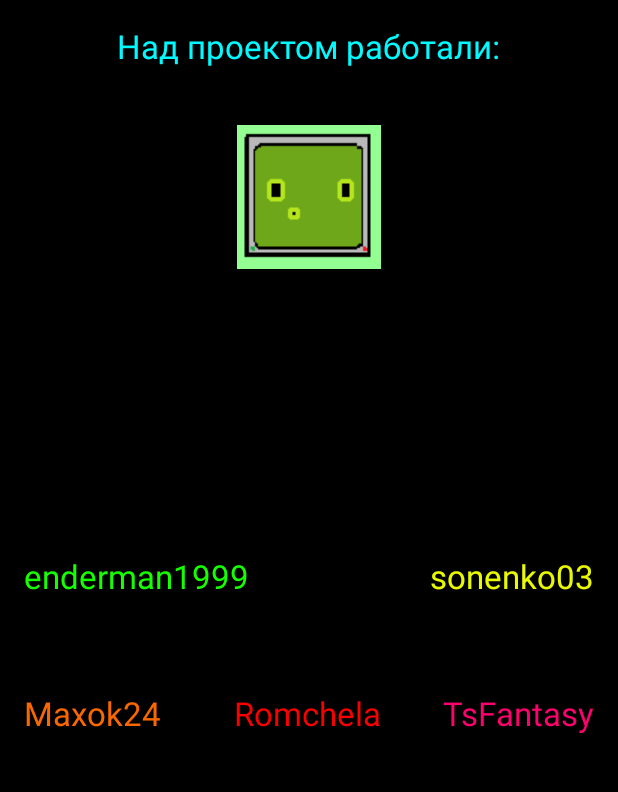
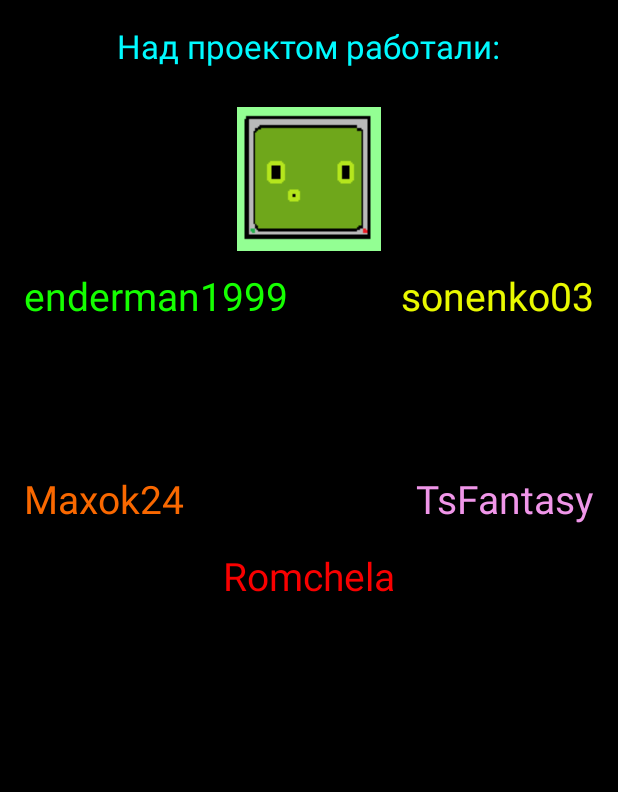
Before and after one commit to AppCampSiberia/ChatBot, an Android app: the screen it shows after launch (About), after a tap on "ABOUT", on a phone screen of 412 x 824 dp, the part 84-876 px from its top. Run offline under Robolectric (Android 15) with nearby library versions, the phone set to English and light mode, and no system bars.

Commit message:
3/5 Темы

```diff
--- a/app/build.gradle
+++ b/app/build.gradle
@@ -23,4 +23,5 @@ dependencies {
     compile fileTree(dir: 'libs', include: ['*.jar'])
     testCompile 'junit:junit:4.12'
     compile 'com.android.support:appcompat-v7:23.4.0'
+    compile 'com.google.android.gms:play-services-appindexing:8.1.0'
 }
--- a/app/src/main/AndroidManifest.xml
+++ b/app/src/main/AndroidManifest.xml
@@ -16,7 +16,11 @@
             </intent-filter>
         </activity>
         <activity android:name=".About" />
-        <activity android:name=".Settings"></activity>
+        <activity android:name=".Settings" /><!-- ATTENTION: This was auto-generated to add Google Play services to your project for
+     App Indexing.  See https://g.co/AppIndexing/AndroidStudio for more information. -->
+        <meta-data
+            android:name="com.google.android.gms.version"
+            android:value="@integer/google_play_services_version" />
     </application>
 
 </manifest>
--- a/app/src/main/java/ru/appcampsiberia/chatbot/About.java
+++ b/app/src/main/java/ru/appcampsiberia/chatbot/About.java
@@ -8,7 +8,7 @@ import android.widget.Button;
 
 public class About extends AppCompatActivity {
 
-    Button buttonBack;
+
 
     @Override
     protected void onCreate(Bundle savedInstanceState) {
--- a/app/src/main/java/ru/appcampsiberia/chatbot/MainActivity.java
+++ b/app/src/main/java/ru/appcampsiberia/chatbot/MainActivity.java
@@ -2,7 +2,9 @@ package ru.appcampsiberia.chatbot;
 
 import android.app.Activity;
 import android.content.Intent;
+import android.content.SharedPreferences;
 import android.graphics.Color;
+import android.net.Uri;
 import android.support.v7.app.AppCompatActivity;
 import android.os.Bundle;
 import android.text.Editable;
@@ -15,8 +17,13 @@ import android.view.inputmethod.InputMethodManager;
 import android.widget.Button;
 import android.widget.EditText;
 import android.widget.LinearLayout;
+import android.widget.RelativeLayout;
 import android.widget.ScrollView;
 import android.widget.TextView;
+
+import com.google.android.gms.appindexing.Action;
+import com.google.android.gms.appindexing.AppIndex;
+import com.google.android.gms.common.api.GoogleApiClient;
 
 import java.io.IOException;
 import java.io.InputStream;
@@ -31,7 +38,7 @@ import java.util.concurrent.TimeUnit;
 public class MainActivity extends AppCompatActivity {
 
     String punctuations = "`~!@#$%^&*()_+{}|:\"<>?-=[];'./,";
-    ArrayList< ArrayList<String> > basicAns = new ArrayList<>();
+    ArrayList<ArrayList<String>> basicAns = new ArrayList<>();
     LinearLayout mainLayout;
     EditText messageField;
     Button submit;
@@ -39,19 +46,61 @@ public class MainActivity extends AppCompatActivity {
     int marTextLR = 13;
     int marTextTB = 6;
     ScrollView scrollView;
-    ArrayList <String> basicQue = new ArrayList<>();
-    ArrayList <String> randomAns = new ArrayList<>();
-    ArrayList <String> unknownQue = new ArrayList<>();
+    ArrayList<String> basicQue = new ArrayList<>();
+    ArrayList<String> randomAns = new ArrayList<>();
+    ArrayList<String> unknownQue = new ArrayList<>();
     Button buttonAbout;
     Button buttonSet;
+    RelativeLayout relativeLayout;
 
     boolean waitingAnswer = false;
     String curQue;
 
     @Override
+    protected void onResume() {
+        super.onResume();
+        SharedPreferences p = getSharedPreferences("color_background", MODE_PRIVATE);
+        String c = p.getString("color_background","#cfffaf" );
+        relativeLayout.setBackgroundColor(Color.parseColor(c));
+
+        p = getSharedPreferences("color_mesfield", MODE_PRIVATE);
+        c = p.getString("color_mesfield","#f3ff7a" );
+        messageField.setBackgroundColor(Color.parseColor(c));
+
+        p = getSharedPreferences("color_buttonSet", MODE_PRIVATE);
+        c = p.getString("color_buttonSet","#b7d2ff" );
+        buttonSet.setBackgroundColor(Color.parseColor(c));
+
+        p = getSharedPreferences("color_buttonAbout", MODE_PRIVATE);
+        c = p.getString("color_buttonAbout","#b7d2ff" );
+        buttonAbout.setBackgroundColor(Color.parseColor(c));
+
+        p = getSharedPreferences("color_buttonAbout2", MODE_PRIVATE);
+        c = p.getString("color_buttonAbout2","#000000" );
+        buttonAbout.setTextColor(Color.parseColor(c));
+
+        p = getSharedPreferences("color_buttonSet2", MODE_PRIVATE);
+        c = p.getString("color_buttonSet2","#000000" );
+        buttonSet.setTextColor(Color.parseColor(c));
+
+        p = getSharedPreferences("color_buttonsubmit2", MODE_PRIVATE);
+        c = p.getString("color_buttonsubmit2","#000000" );
+        submit.setTextColor(Color.parseColor(c));
+
+        p = getSharedPreferences("color_buttonsubmit", MODE_PRIVATE);
+        c = p.getString("color_buttonsubmit","#b7d2ff" );
+        submit.setBackgroundColor(Color.parseColor(c));
+
+
+
+    }
+
+    @Override
     protected void onCreate(Bundle savedInstanceState) {
         super.onCreate(savedInstanceState);
         setContentView(R.layout.activity_main);
+
+        relativeLayout = (RelativeLayout) findViewById(R.id.RelativeLayout);
 
 
         messageField = (EditText) findViewById(R.id.messageField);
@@ -107,7 +156,7 @@ public class MainActivity extends AppCompatActivity {
                 mes.setBackgroundColor(Color.parseColor("#a8eddf"));
                 mes.setId(cntMes);
 
-                if (waitingAnswer){
+                if (waitingAnswer) {
                     int ind = getIndex(curQue);
 
                     if (ind == -1) {
@@ -142,7 +191,7 @@ public class MainActivity extends AppCompatActivity {
                     answer += '?';
                     waitingAnswer = true;
 
-                } else{
+                } else {
                     waitingAnswer = false;
                 }
 
@@ -157,7 +206,7 @@ public class MainActivity extends AppCompatActivity {
 
 
                 ans.setLayoutParams(param);
-                ans.setPadding(marTextLR,marTextTB,marTextLR,marTextTB);
+                ans.setPadding(marTextLR, marTextTB, marTextLR, marTextTB);
 
                 mainLayout.addView(ans);
                 scrollView.scrollTo(mainLayout.getMeasuredWidth(), mainLayout.getMeasuredHeight());
@@ -181,9 +230,10 @@ public class MainActivity extends AppCompatActivity {
             }
         });
 
+
     }
 
-    protected int getIndex (String text) {
+    protected int getIndex(String text) {
         for (int i = 0; i < basicQue.size(); i++) {
             if (basicQue.get(i).equals(text)) {
                 return i;
@@ -254,13 +304,13 @@ public class MainActivity extends AppCompatActivity {
     }
 
 
-    protected String delPunc(String s ){
+    protected String delPunc(String s) {
         String t = "";
         boolean isLastCharPunk = false;
         for (int i = 0; i < s.length(); i++) {
             boolean found = false;
             for (int j = 0; j < punctuations.length(); j++) {
-                if (s.charAt(i) == punctuations.charAt(j)  ){
+                if (s.charAt(i) == punctuations.charAt(j)) {
                     found = true;
                     break;
                 }
--- a/app/src/main/res/layout/activity_about.xml
+++ b/app/src/main/res/layout/activity_about.xml
@@ -16,9 +16,10 @@
         android:layout_height="wrap_content"
         android:id="@+id/imageView"
         android:background="@drawable/yarobot"
+        android:layout_marginTop="26dp"
         android:layout_below="@+id/textView"
-        android:layout_marginTop="38dp"
-        android:layout_centerHorizontal="true" />
+        android:layout_centerHorizontal="true"
+        android:layout_marginBottom="12dp" />
 
     <TextView
         android:layout_width="wrap_content"
@@ -36,10 +37,11 @@
         android:textAppearance="?android:attr/textAppearanceLarge"
         android:text="enderman1999"
         android:id="@+id/textView2"
-        android:layout_centerVertical="true"
+        android:textColor="#15FF00"
+        android:layout_alignTop="@+id/textView3"
         android:layout_alignParentLeft="true"
         android:layout_alignParentStart="true"
-        android:textColor="#15FF00" />
+        android:textSize="26dp" />
 
     <TextView
         android:layout_width="wrap_content"
@@ -47,10 +49,11 @@
         android:textAppearance="?android:attr/textAppearanceLarge"
         android:text="sonenko03"
         android:id="@+id/textView3"
-        android:layout_centerVertical="true"
+        android:textColor="#E9F900"
+        android:textSize="26dp"
+        android:layout_below="@+id/imageView"
         android:layout_alignParentRight="true"
-        android:layout_alignParentEnd="true"
-        android:textColor="#E9F900" />
+        android:layout_alignParentEnd="true" />
 
     <TextView
         android:layout_width="wrap_content"
@@ -58,11 +61,12 @@
         android:textAppearance="?android:attr/textAppearanceLarge"
         android:text="Maxok24"
         android:id="@+id/textView4"
+        android:textColor="#F96800"
+        android:textSize="26dp"
+        android:layout_marginTop="100dp"
         android:layout_below="@+id/textView2"
         android:layout_alignParentLeft="true"
-        android:layout_alignParentStart="true"
-        android:layout_marginTop="62dp"
-        android:textColor="#F96800" />
+        android:layout_alignParentStart="true" />
 
     <TextView
         android:layout_width="wrap_content"
@@ -70,10 +74,11 @@
         android:textAppearance="?android:attr/textAppearanceLarge"
         android:text="TsFantasy"
         android:id="@+id/textView5"
+        android:textColor="#f096e9"
+        android:textSize="26dp"
         android:layout_alignTop="@+id/textView4"
-        android:layout_alignParentRight="true"
-        android:layout_alignParentEnd="true"
-        android:textColor="#FF006E" />
+        android:layout_alignRight="@+id/textView3"
+        android:layout_alignEnd="@+id/textView3" />
 
     <TextView
         android:layout_width="wrap_content"
@@ -82,9 +87,8 @@
         android:text="Romchela"
         android:id="@+id/textView6"
         android:textColor="#F90000"
-        android:layout_alignBaseline="@+id/textView4"
-        android:layout_alignBottom="@+id/textView4"
-        android:layout_alignRight="@+id/imageView"
-        android:layout_alignEnd="@+id/imageView" />
+        android:textSize="26dp"
+        android:layout_centerVertical="true"
+        android:layout_centerHorizontal="true" />
 
 </RelativeLayout>
--- a/app/src/main/res/raw/basic_answers.txt
+++ b/app/src/main/res/raw/basic_answers.txt
@@ -74,3 +74,5 @@ samsung galaxy s6
 нет
 почему
 потому
+расскажи о себе
+я чатбот созданный во время AppCamp 2016 это самый крутой лагерь программирования на свете у меня больше пятидесяти фраз
--- a/app/src/main/res/raw/random_answers.txt
+++ b/app/src/main/res/raw/random_answers.txt
@@ -10,4 +10,4 @@ system error
 скажи ты кто
 стоп
 что это
-сейчас возьми и напиши дркгое пожалуйст
+сейчас возьми и напиши дркгое пожалуйста
```
Also changed, not shown: app/src/main/java/ru/appcampsiberia/chatbot/Settings.java (+118 -5 lines), app/src/main/res/layout/activity_main.xml (+12 -13 lines), app/src/main/res/layout/activity_settings.xml (+32 -10 lines). Lines whose indentation alone changed are shown as unchanged.
